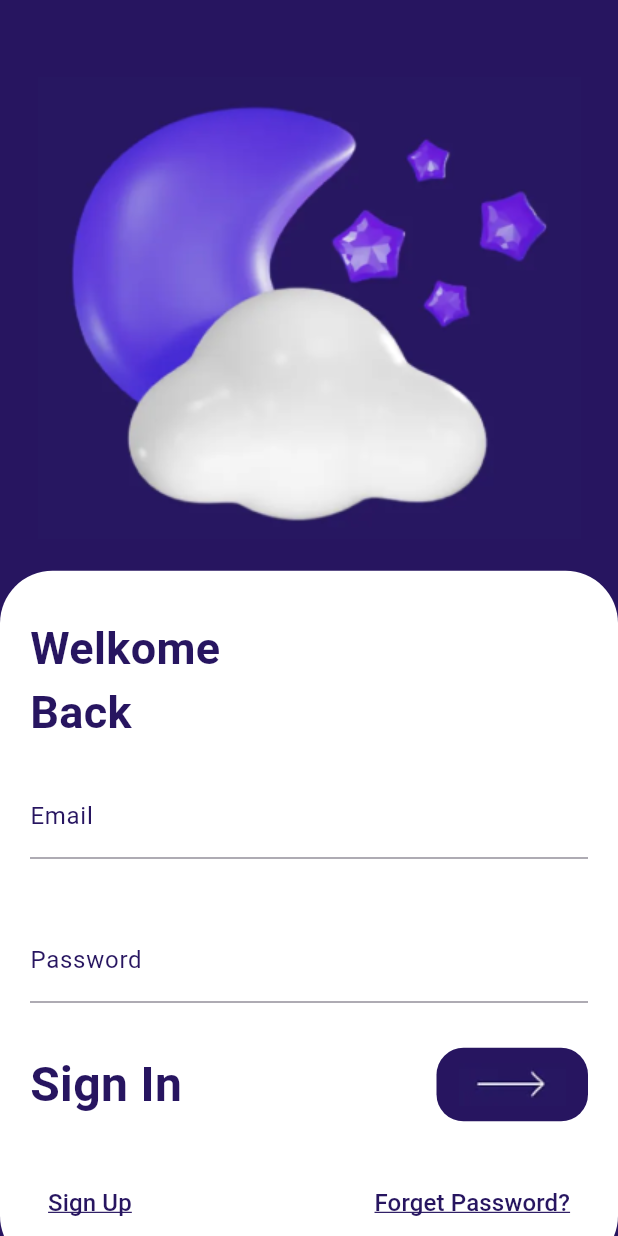
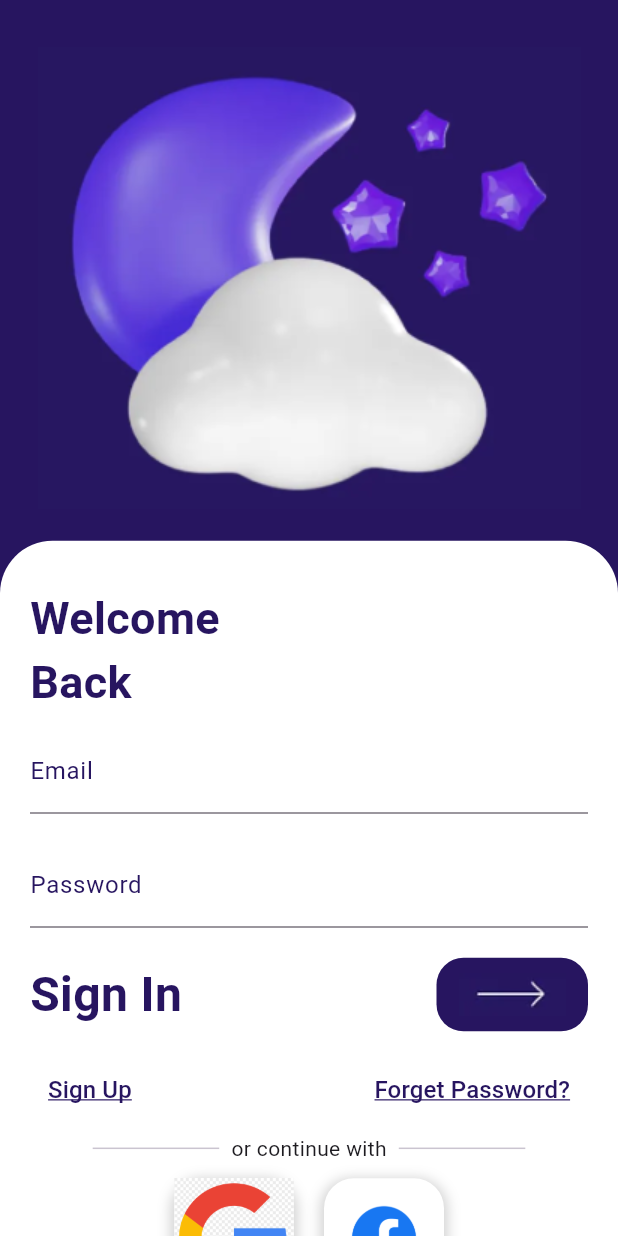
Before and after one commit to o-Proteus-o/MoodCast, a Flutter app: the LoginView screen opened directly, on a phone screen of 412 x 824 dp. Run offline on Flutter 3.47's test engine with Material 3 defaults, Android fonts, the light colour scheme and no system bars; our stand-ins replace get, lucide_icons_flutter.

Commit message:
some changes on the login before finishing it

```diff
--- /dev/null
+++ b/lib/Features/Auth/Presentation/View/widgets/alternative_signs.dart
@@ -0,0 +1,60 @@
+import 'package:flutter/material.dart';
+
+class AltenativeSigns extends StatelessWidget {
+  const AltenativeSigns({super.key});
+
+  @override
+  Widget build(BuildContext context) {
+    return Padding(
+      padding: const EdgeInsets.symmetric(vertical: 10.0),
+      child: Row(
+        mainAxisAlignment: MainAxisAlignment.center,
+        children: [
+          GestureDetector(
+            child: Container(
+              decoration: BoxDecoration(
+                color: Colors.white,
+                borderRadius: BorderRadius.circular(20),
+                boxShadow: [
+                  BoxShadow(
+                    color: Colors.grey.withOpacity(0.5),
+                    spreadRadius: 2,
+                    blurRadius: 7,
+                    offset: Offset(0, 3),
+                  ),
+                ],
+              ),
+              child: Image.asset(
+                "assets/images/google logo.png",
+                width: 80,
+                height: 80,
+              ),
+            ),
+          ),
+          SizedBox(width: 20),
+          GestureDetector(
+            child: Container(
+              decoration: BoxDecoration(
+                color: Colors.white,
+                borderRadius: BorderRadius.circular(20),
+                boxShadow: [
+                  BoxShadow(
+                    color: Colors.grey.withOpacity(0.5),
+                    spreadRadius: 2,
+                    blurRadius: 7,
+                    offset: Offset(0, 3),
+                  ),
+                ],
+              ),
+              child: Image.asset(
+                "assets/images/Facebook-logo.png",
+                width: 80,
+                height: 80,
+              ),
+            ),
+          ),
+        ],
+      ),
+    );
+  }
+}
--- /dev/null
+++ b/lib/Features/Auth/Presentation/View/widgets/auth_alternative.dart
@@ -0,0 +1,26 @@
+import 'package:flutter/material.dart';
+
+class AuthAlternative extends StatelessWidget {
+  const AuthAlternative({super.key});
+
+  @override
+  Widget build(BuildContext context) {
+    return Center(
+      child: SizedBox(
+        width:
+            MediaQuery.sizeOf(context).width *
+            0.7, // or MediaQuery width * 0.7 for responsive sizing
+        child: Row(
+          children: [
+            Expanded(child: Divider()),
+            Padding(
+              padding: const EdgeInsets.symmetric(horizontal: 8.0),
+              child: Text("or continue with"),
+            ),
+            Expanded(child: Divider()),
+          ],
+        ),
+      ),
+    );
+  }
+}
--- a/lib/Features/Auth/Presentation/View/widgets/choices_row.dart
+++ b/lib/Features/Auth/Presentation/View/widgets/choices_row.dart
@@ -8,7 +8,7 @@ class ChoicesRow extends StatelessWidget {
   @override
   Widget build(BuildContext context) {
     return Padding(
-      padding: const EdgeInsets.all(20),
+      padding: const EdgeInsets.symmetric(horizontal: 20, vertical: 5),
       child: Row(
         mainAxisAlignment: MainAxisAlignment.spaceBetween,
         children: [
--- a/lib/Features/Auth/Presentation/View/widgets/custom_form_field_body.dart
+++ b/lib/Features/Auth/Presentation/View/widgets/custom_form_field_body.dart
@@ -1,6 +1,9 @@
 import 'package:flutter/material.dart';
+import 'package:lucide_icons_flutter/lucide_icons.dart';
 import 'package:moodcast/Core/Constant/app_colors.dart';
 import 'package:moodcast/Features/Auth/Presentation/View/widgets/account_row.dart';
+import 'package:moodcast/Features/Auth/Presentation/View/widgets/alternative_signs.dart';
+import 'package:moodcast/Features/Auth/Presentation/View/widgets/auth_alternative.dart';
 import 'package:moodcast/Features/Auth/Presentation/View/widgets/choices_row.dart';
 import 'package:moodcast/Features/Auth/Presentation/View/widgets/custom_text_field.dart';
 
@@ -27,7 +30,7 @@ class CustomFormFieldBody extends StatelessWidget {
           Padding(
             padding: const EdgeInsets.only(left: 20, top: 20),
             child: Text(
-              "Welkome \nBack",
+              "Welcome \nBack",
               style: TextStyle(
                 fontSize: 30,
                 fontWeight: FontWeight.bold,
@@ -39,6 +42,8 @@ class CustomFormFieldBody extends StatelessWidget {
           CustomTextField(text: "Password"),
           AccountRow(image: "assets/images/login_arrow.png", text: "Sign In"),
           ChoicesRow(signText: "Sign Up"),
+          AuthAlternative(),
+          AltenativeSigns(),
         ],
       ),
     );
--- a/lib/Features/Auth/Presentation/View/widgets/custom_text_field.dart
+++ b/lib/Features/Auth/Presentation/View/widgets/custom_text_field.dart
@@ -8,7 +8,7 @@ class CustomTextField extends StatelessWidget {
   @override
   Widget build(BuildContext context) {
     return Padding(
-      padding: const EdgeInsets.symmetric(vertical: 20, horizontal: 20),
+      padding: const EdgeInsets.symmetric(vertical: 10, horizontal: 20),
       child: TextField(
         decoration: InputDecoration(
           labelText: text,
--- a/lib/Features/Auth/Presentation/View/widgets/login_body.dart
+++ b/lib/Features/Auth/Presentation/View/widgets/login_body.dart
@@ -10,7 +10,7 @@ class LoginBody extends StatelessWidget {
     return Column(
       crossAxisAlignment: CrossAxisAlignment.stretch,
       children: [
-        SizedBox(height: 30),
+        SizedBox(height: 10),
         Image.asset(imagePath),
         CustomFormFieldBody(),
       ],
--- a/lib/main.dart
+++ b/lib/main.dart
@@ -13,7 +13,7 @@ class MyApp extends StatelessWidget {
   Widget build(BuildContext context) {
     return GetMaterialApp(
       debugShowCheckedModeBanner: false,
-      theme: ThemeData(brightness: Brightness.dark),
+      theme: ThemeData(brightness: Brightness.light),
       home: OnBoardingView(),
     );
   }
```
Also changed, not shown: assets/images/Facebook-logo.png (added), assets/images/google logo.png (added).
